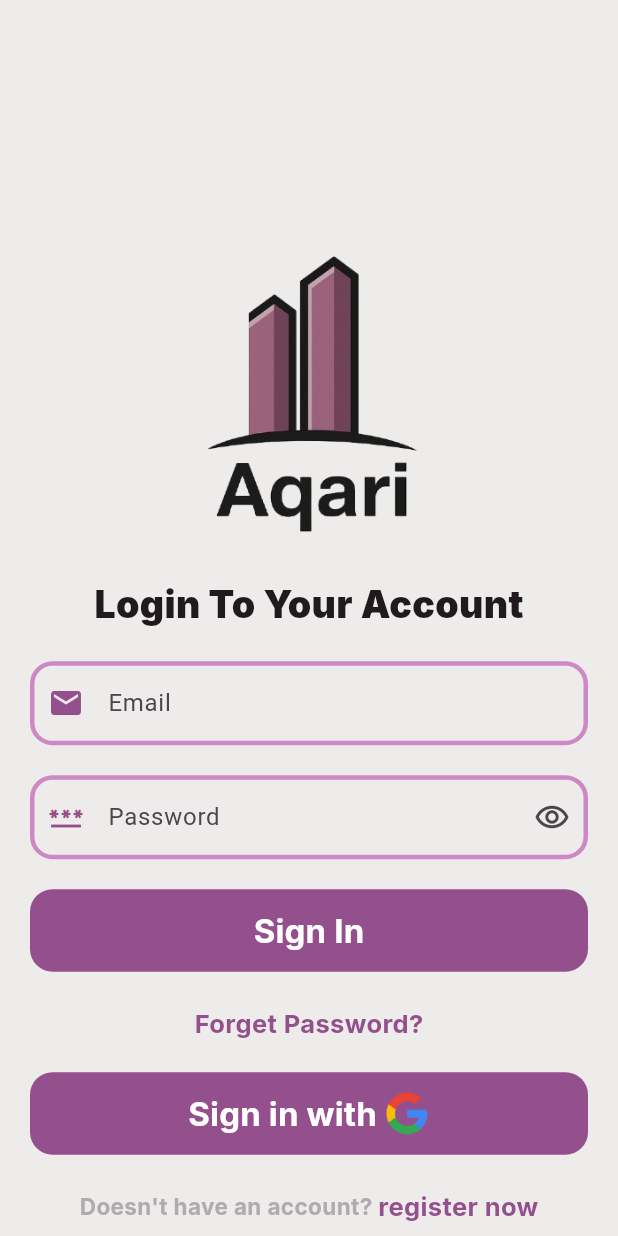
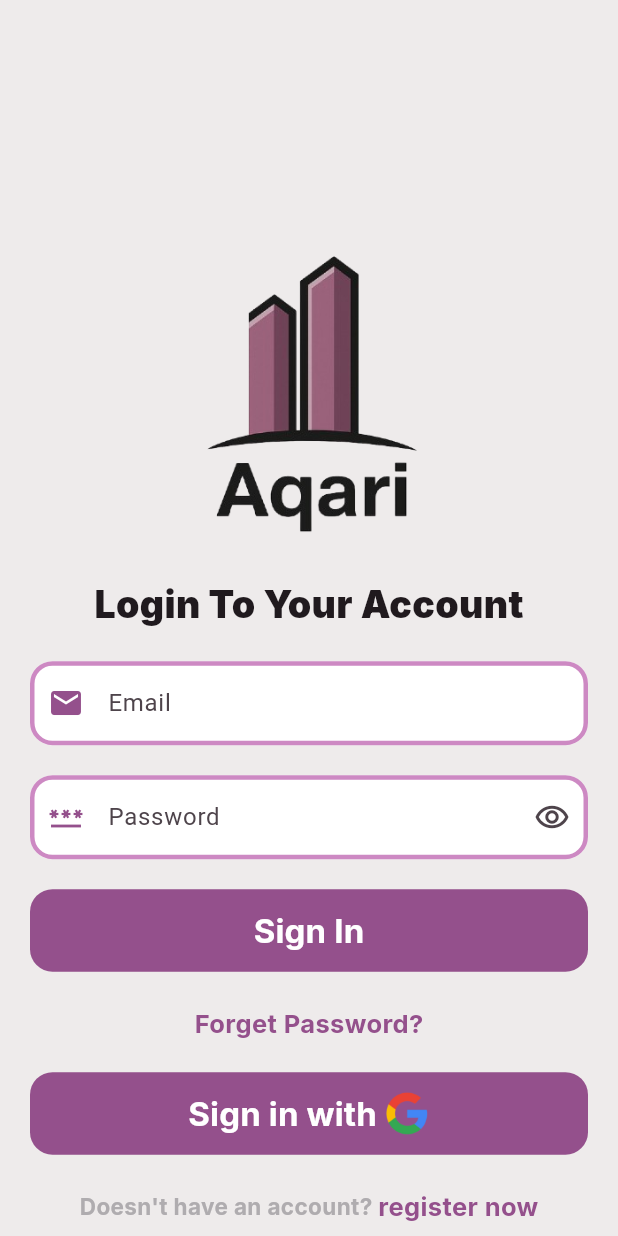
Before and after one commit to HadiAlhamed/flutter-django-real-estate, a Flutter app: the Login screen opened by its route, on a phone screen of 412 x 824 dp. Run offline on Flutter 3.47's test engine with Material 3 defaults, Android fonts, the phone set to English and light mode, and no system bars; our stand-ins replace flutter_map, geolocator, get, latlong2.

Commit message:
update myInputField

```diff
--- a/lib/widgets/my_input_field.dart
+++ b/lib/widgets/my_input_field.dart
@@ -5,37 +5,63 @@ import 'package:real_estate/textstyles/text_colors.dart';
 
 class MyInputField extends StatelessWidget {
   final String hint;
+  final TextEditingController? controller;
   final IconData? prefixIcon;
   final bool? isObsecure;
   final Widget? suffixWidget;
+  final Widget? prefixWidget;
+
+  final BoxDecoration? decoration;
+  final BorderSide? borderSide;
+  final bool? readOnly;
+  final void Function()? ontap;
+  final TextInputType? keyboardType;
   const MyInputField({
     super.key,
     required this.hint,
     this.prefixIcon,
     this.isObsecure,
     this.suffixWidget,
+    this.decoration,
+    this.borderSide,
+    this.controller,
+    this.readOnly,
+    this.ontap,
+    this.prefixWidget, this.keyboardType,
   });
 
   @override
   Widget build(BuildContext context) {
     return Container(
+      decoration: decoration,
       margin: const EdgeInsets.only(bottom: 20),
       child: TextFormField(
+        // onTapAlwaysCalled: true,
+        onTap: ontap,
+        readOnly: readOnly ?? false,
+        controller: controller,
         obscureText: isObsecure ?? false,
+        keyboardType: keyboardType,
         decoration: InputDecoration(
+          filled: true,
+          fillColor: Colors.white,
           suffixIcon: suffixWidget,
           hintText: hint,
-          prefixIcon: Icon(
-            prefixIcon,
-            color: primaryColor,
-          ),
+          prefixIcon: prefixWidget ??
+              (prefixIcon == null
+                  ? null
+                  : Icon(
+                      prefixIcon,
+                      color: primaryColor,
+                    )),
           enabledBorder: OutlineInputBorder(
             borderRadius: BorderRadius.circular(15),
-            borderSide: BorderSide(color: primaryColorInactive, width: 3),
+            borderSide:
+                borderSide ?? BorderSide(color: primaryColorInactive, width: 3),
           ),
           focusedBorder: OutlineInputBorder(
             borderRadius: BorderRadius.circular(15),
-            borderSide: BorderSide(color: primaryColor, width: 4),
+            borderSide: borderSide ?? BorderSide(color: primaryColor, width: 4),
           ),
         ),
       ),
```
